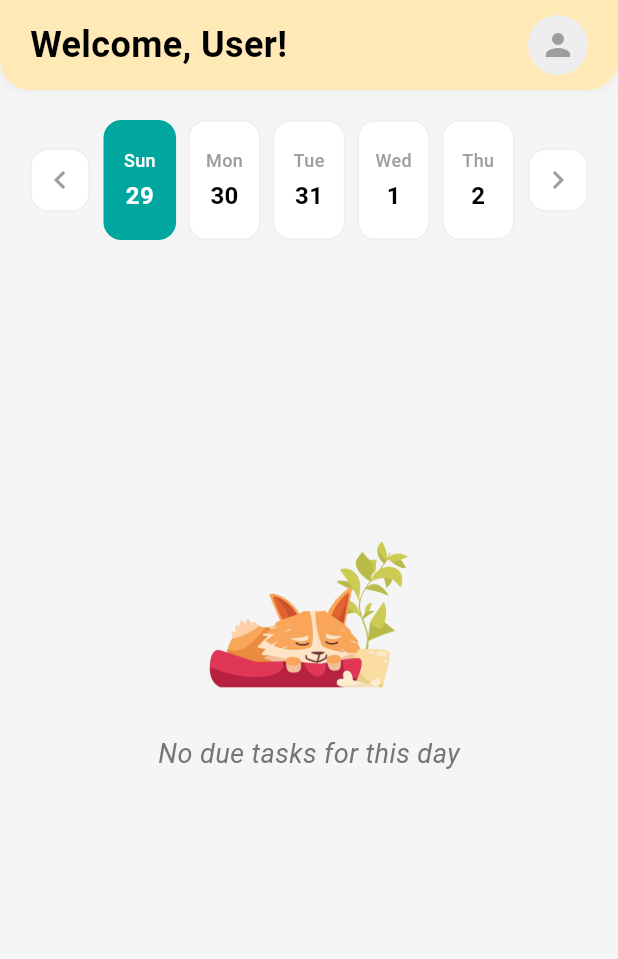
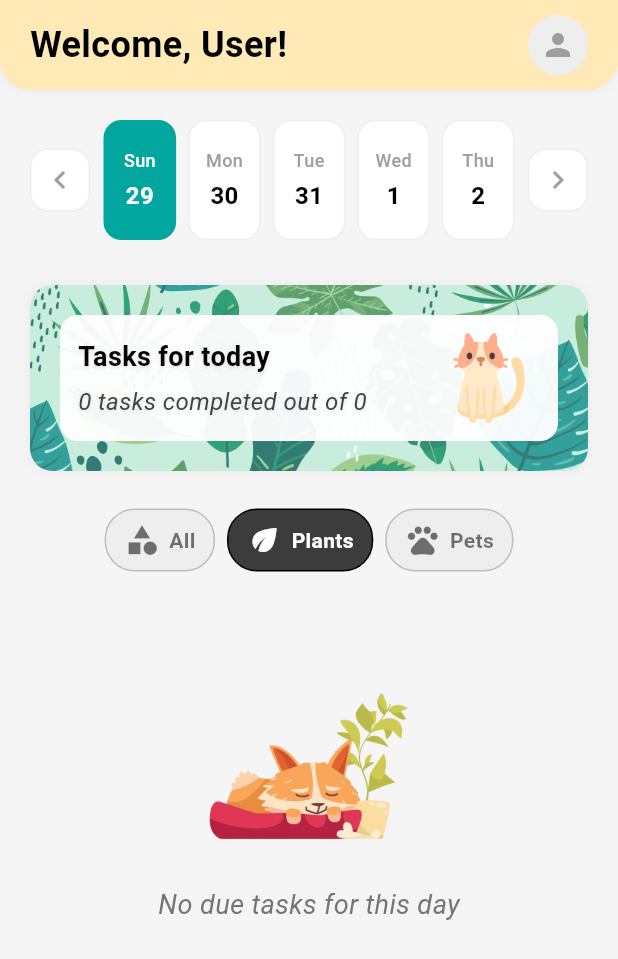
Before and after one commit to zineb-24/Plant-app-frontend, a Flutter app: the HomePage screen opened directly with empty values, on a phone screen of 412 x 824 dp. Shown: the top 959 px of the screen. Run offline on Flutter 3.47's test engine with Material 3 defaults, Android fonts, the light colour scheme and no system bars; our stand-ins replace flutter_secure_storage; accounts and stored records are empty; network calls fail.

Commit message:
Fifth commit

```diff
--- a/lib/ui/screens/homepage.dart
+++ b/lib/ui/screens/homepage.dart
@@ -3,6 +3,7 @@ import 'package:http/http.dart' as http;
 import 'dart:convert';
 import 'package:intl/intl.dart';
 import 'package:flutter_secure_storage/flutter_secure_storage.dart';
+import '/ui/widgets/filter_buttons.dart';
 
 
 class TaskData {
@@ -424,7 +425,7 @@ Widget _buildTaskList() {
                           width: 40,
                           child: Icon(
                             Icons.check_circle,
-                            color: Color(0xFF018882),
+                            color: Color.fromARGB(255, 1, 167, 159),
                             size: 28,
                           ),
                         )
@@ -455,7 +456,7 @@ Widget _buildTaskList() {
                           child: TextButton(
                             onPressed: () => _showTaskCompletionDialog(task['id']),
                             style: TextButton.styleFrom(
-                              backgroundColor: const Color(0xFF018882),
+                              backgroundColor: const Color.fromARGB(255, 1, 167, 159),
                               padding: const EdgeInsets.symmetric(horizontal: 16, vertical: 8),
                               shape: RoundedRectangleBorder(
                                 borderRadius: BorderRadius.circular(20),
@@ -512,13 +513,14 @@ Widget _buildTaskList() {
  Widget _buildDatePicker() {
   return LayoutBuilder(
     builder: (context, constraints) {
-        final availableWidth = constraints.maxWidth - (40 * 2 + 10);
-        final dateWidth = (availableWidth / 5) - 8;
+      final availableWidth = constraints.maxWidth - (40 * 2 + 10); // Account for left and right arrows
+      final dateWidth = (availableWidth / 5) - 8; // Divide space among 5 items with margins
 
       return SizedBox(
         height: 80,
         child: Row(
           children: [
+            // Left Arrow
             Container(
               width: 40,
               margin: const EdgeInsets.only(right: 5),
@@ -534,6 +536,7 @@ Widget _buildTaskList() {
                 visualDensity: VisualDensity.compact,
               ),
             ),
+            // Date List
             Expanded(
               child: ListView.builder(
                 controller: _scrollController,
@@ -564,20 +567,24 @@ Widget _buildTaskList() {
                       color: Colors.transparent,
                       child: InkWell(
                         borderRadius: BorderRadius.circular(12),
-                          onTap: canSelect ? () {
+                        onTap: canSelect
+                            ? () {
                                 final dateStr = DateFormat('yyyy-MM-dd').format(date);
                                 final tasks = tasksByDate[dateStr];
                                 setState(() {
                                   selectedDate = date;
                                   if (tasks != null) {
                                     totalTasks = tasks.tasks.length;
-                                completedTasks = 0;
+                                    completedTasks = tasks.tasks
+                                        .where((task) => task['is_completed'] == true)
+                                        .length;
                                   } else {
                                     totalTasks = 0;
                                     completedTasks = 0;
                                   }
                                 });
-                          } : null,
+                              }
+                            : null,
                         child: Column(
                           mainAxisAlignment: MainAxisAlignment.center,
                           children: [
@@ -614,6 +621,7 @@ Widget _buildTaskList() {
                 },
               ),
             ),
+            // Right Arrow
             Container(
               width: 40,
               margin: const EdgeInsets.only(left: 5),
@@ -635,6 +643,7 @@ Widget _buildTaskList() {
     },
   );
 }
+
 
 @override
 Widget build(BuildContext context) {
@@ -688,10 +697,37 @@ Widget _buildTaskList() {
       child: Column(
         crossAxisAlignment: CrossAxisAlignment.start,
         children: [
+          // Date Picker Section
           Padding(
             padding: const EdgeInsets.all(20.0),
             child: _buildDatePicker(),
           ),
+          const SizedBox(height: 10),
+          // "Tasks for Today" Section
+          Padding(
+            padding: const EdgeInsets.symmetric(horizontal: 20.0),
+            child: FadeTransition(
+              opacity: _fadeAnimation,
+              child: _buildTaskCard(),
+            ),
+          ),
+          const SizedBox(height: 25), // Add spacing after task card
+
+          // Filter Buttons Section
+          Center(
+            child: FilterButtons(
+              onFilterChanged: (filter) {
+                // Handle the filter logic here
+                print('Filter changed to: $filter');
+                if (filter == 'plants') {
+                  // Show plant-related tasks
+                }
+              },
+            ),
+          ),
+          const SizedBox(height: 1), // Add spacing below the filter buttons
+
+          // Task List or Loading/No Tasks Section
           if (isLoading)
             const Expanded(
               child: Center(
@@ -703,10 +739,6 @@ Widget _buildTaskList() {
               child: SingleChildScrollView(
                 child: Column(
                   children: [
-                      Padding(
-                        padding: const EdgeInsets.symmetric(horizontal: 20.0),
-                        child: _buildTaskCard(),
-                      ),
                     _buildTaskList(),
                   ],
                 ),
--- /dev/null
+++ b/lib/ui/screens/my_pets.dart
@@ -0,0 +1,15 @@
+import 'package:flutter/material.dart';
+
+class MyPetsPage extends StatelessWidget {
+  @override
+  Widget build(BuildContext context) {
+    return Scaffold(
+      appBar: AppBar(
+        title: const Text('My Pets'),
+      ),
+      body: const Center(
+        child: Text('This is My Pets page'),
+      ),
+    );
+  }
+}
--- /dev/null
+++ b/lib/ui/screens/my_plants.dart
@@ -0,0 +1,15 @@
+import 'package:flutter/material.dart';
+
+class MyPlantsPage extends StatelessWidget {
+  @override
+  Widget build(BuildContext context) {
+    return Scaffold(
+      appBar: AppBar(
+        title: const Text('My Plants'),
+      ),
+      body: const Center(
+        child: Text('This is the My Plants page'),
+      ),
+    );
+  }
+}
--- /dev/null
+++ b/lib/ui/widgets/filter_buttons.dart
@@ -0,0 +1,111 @@
+import 'package:flutter/material.dart';
+
+class FilterButtons extends StatefulWidget {
+  final Function(String filter) onFilterChanged;
+
+  const FilterButtons({super.key, required this.onFilterChanged});
+
+  @override
+  State<FilterButtons> createState() => _FilterButtonsState();
+}
+
+class _FilterButtonsState extends State<FilterButtons> {
+  String selectedFilter = 'plants'; // Default filter
+
+  @override
+  Widget build(BuildContext context) {
+    return Row(
+      mainAxisAlignment: MainAxisAlignment.center,
+      children: [
+        // All button (disabled)
+        FilterButton(
+          label: 'All',
+          icon: Icons.category,
+          isSelected: selectedFilter == 'all',
+          isEnabled: false, // Disabled button
+          onTap: () {
+            // Do nothing since it's disabled
+          },
+        ),
+        const SizedBox(width: 8),
+
+        // Plants button (enabled)
+        FilterButton(
+          label: 'Plants',
+          icon: Icons.eco,
+          isSelected: selectedFilter == 'plants',
+          isEnabled: true,
+          onTap: () {
+            setState(() {
+              selectedFilter = 'plants';
+            });
+            widget.onFilterChanged('plants');
+          },
+        ),
+        const SizedBox(width: 8),
+
+        // Pets button (disabled)
+        FilterButton(
+          label: 'Pets',
+          icon: Icons.pets,
+          isSelected: selectedFilter == 'pets',
+          isEnabled: false, // Disabled button
+          onTap: () {
+            // Do nothing since it's disabled
+          },
+        ),
+      ],
+    );
+  }
+}
+
+class FilterButton extends StatelessWidget {
+  final String label;
+  final IconData icon;
+  final bool isSelected;
+  final bool isEnabled;
+  final VoidCallback onTap;
+
+  const FilterButton({
+    super.key,
+    required this.label,
+    required this.icon,
+    required this.isSelected,
+    required this.isEnabled,
+    required this.onTap,
+  });
+
+  @override
+  Widget build(BuildContext context) {
+    return GestureDetector(
+      onTap: isEnabled ? onTap : null,
+      child: Container(
+        padding: const EdgeInsets.symmetric(horizontal: 12, vertical: 8),
+        decoration: BoxDecoration(
+          color: isSelected ? const Color(0xFF3C3C3C) : Colors.grey.shade200,
+          borderRadius: BorderRadius.circular(20),
+          border: Border.all(
+            color: isSelected ? Colors.black : Colors.grey.shade400,
+            width: 1,
+          ),
+        ),
+        child: Row(
+          children: [
+            Icon(
+              icon,
+              color: isSelected ? Colors.white : Colors.black54,
+            ),
+            const SizedBox(width: 6),
+            Text(
+              label,
+              style: TextStyle(
+                color: isSelected ? Colors.white : Colors.black54,
+                fontWeight: FontWeight.bold,
+              ),
+            ),
+          ],
+        ),
+      ),
+    );
+  }
+}
```
Also changed, not shown: lib/main.dart (+4 -4 lines), lib/ui/screens/calendar.dart (added, +15 -0 lines), lib/ui/widgets/bottom_menu.dart (added, +55 -0 lines). Lines whose indentation alone changed are shown as unchanged.
